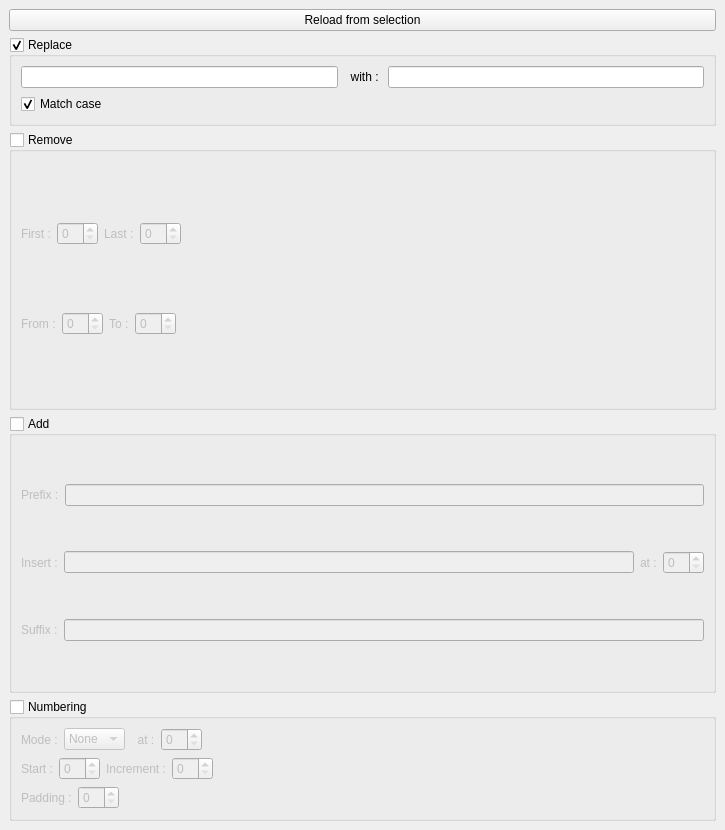
This is rig/renamer/renamer.ui in Zeplaro/rlMayaTools as Qt 5 draws it before an edit. The edited form follows.
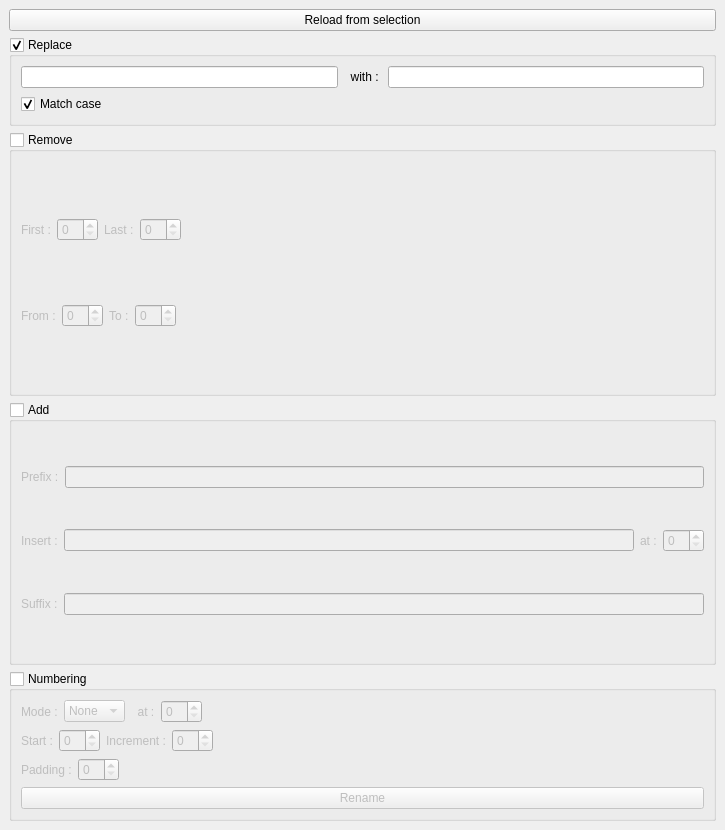
This is the edited form.

Diff of the .ui file:
```diff
--- a/rig/renamer/renamer.ui
+++ b/rig/renamer/renamer.ui
@@ -369,6 +369,13 @@
          </item>
         </layout>
        </item>
+       <item>
+        <widget class="QPushButton" name="rename_button">
+         <property name="text">
+          <string>Rename</string>
+         </property>
+        </widget>
+       </item>
       </layout>
      </widget>
     </item>
```
